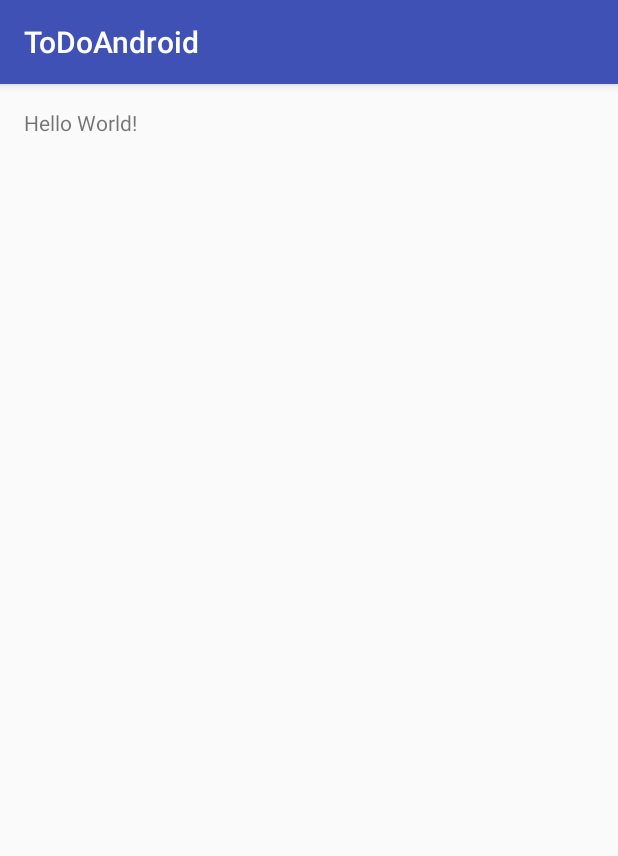
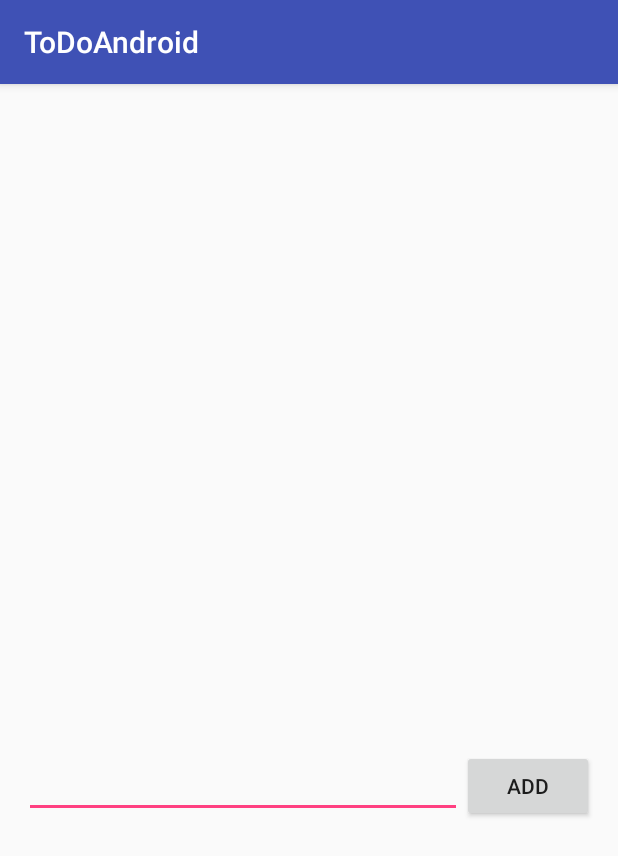
Before and after one commit to ahays44/ToDoAndroid, an Android app: the screen it shows after launch (MainActivity), on a phone screen of 412 x 824 dp. Shown: the top 856 px of the screen. Run offline under Robolectric (Android 15) with nearby library versions, the phone set to English and light mode, and no system bars.

Commit message:
Modified Layout

```diff
--- a/app/src/main/res/layout/activity_main.xml
+++ b/app/src/main/res/layout/activity_main.xml
@@ -9,8 +9,32 @@
     android:paddingTop="@dimen/activity_vertical_margin"
     tools:context="com.theironyard.todoandroid.MainActivity">
 
-    <TextView
-        android:layout_width="wrap_content"
-        android:layout_height="wrap_content"
-        android:text="Hello World!" />
+    <LinearLayout
+        android:orientation="vertical"
+        android:layout_width="match_parent"
+        android:layout_height="match_parent">
+
+        <ListView
+            android:layout_width="wrap_content"
+            android:layout_height="428dp"
+            android:id="@+id/listView" />
+
+        <LinearLayout
+            android:orientation="horizontal"
+            android:layout_width="match_parent"
+            android:layout_height="match_parent">
+
+            <EditText
+                android:layout_width="wrap_content"
+                android:layout_height="wrap_content"
+                android:id="@+id/editText"
+                android:layout_weight="1" />
+
+            <Button
+                android:layout_width="wrap_content"
+                android:layout_height="wrap_content"
+                android:text="Add"
+                android:id="@+id/button" />
+        </LinearLayout>
+    </LinearLayout>
 </RelativeLayout>
```
